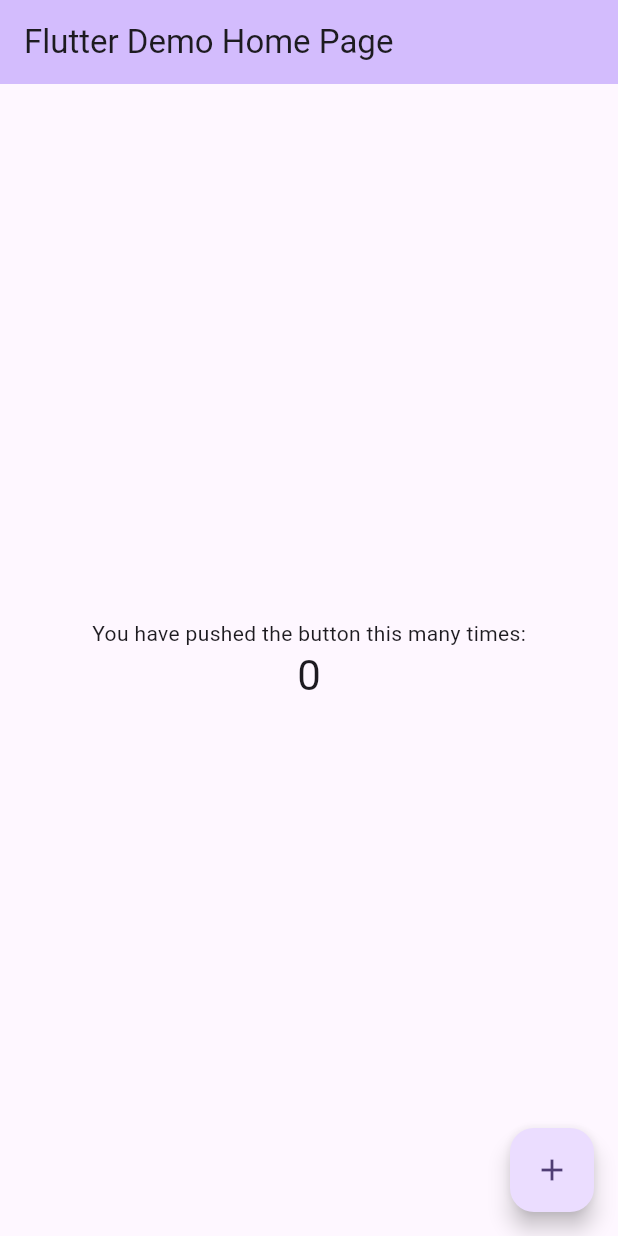
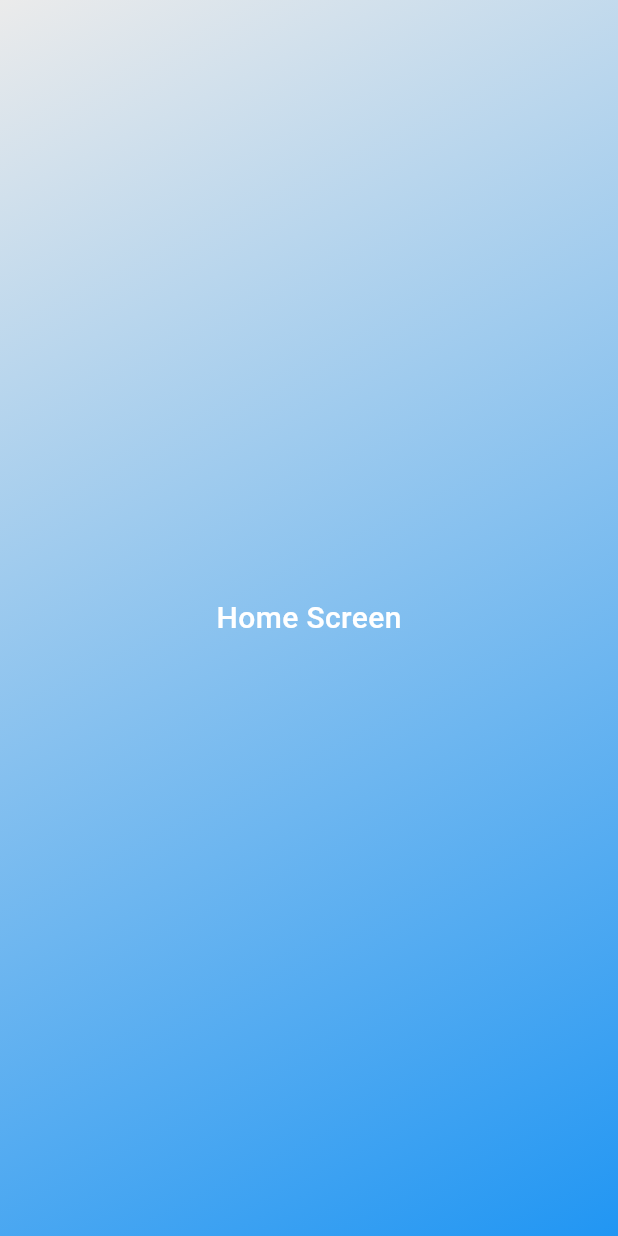
Before and after one commit to ajourney99/fine_dust_tracker, a Flutter app: the screen it shows after launch, on a phone screen of 412 x 824 dp. Run offline on Flutter 3.47's test engine with Material 3 defaults, Android fonts, the light colour scheme and no system bars.

Commit message:
feat: Add home screen

```diff
--- a/lib/main.dart
+++ b/lib/main.dart
@@ -1,3 +1,4 @@
+import 'package:fine_dust_tracker/screens/home_screen.dart';
 import 'package:flutter/material.dart';
 
 void main() {
@@ -7,119 +8,18 @@
 class MyApp extends StatelessWidget {
   const MyApp({super.key});
 
-  // This widget is the root of your application.
   @override
   Widget build(BuildContext context) {
     return MaterialApp(
-      title: 'Flutter Demo',
+      home: const HomeScreen(),
       theme: ThemeData(
-        // This is the theme of your application.
-        //
-        // TRY THIS: Try running your application with "flutter run". You'll see
-        // the application has a purple toolbar. Then, without quitting the app,
-        // try changing the seedColor in the colorScheme below to Colors.green
-        // and then invoke "hot reload" (save your changes or press the "hot
-        // reload" button in a Flutter-supported IDE, or press "r" if you used
-        // the command line to start the app).
-        //
-        // Notice that the counter didn't reset back to zero; the application
-        // state is not lost during the reload. To reset the state, use hot
-        // restart instead.
-        //
-        // This works for code too, not just values: Most code changes can be
-        // tested with just a hot reload.
-        colorScheme: ColorScheme.fromSeed(seedColor: Colors.deepPurple),
-        useMaterial3: true,
+        primaryColor: Colors.white,
+        textTheme: Theme.of(context).textTheme.apply(
+              bodyColor: Colors.white,
+              displayColor: Colors.white,
+            ),
+        iconTheme: const IconThemeData(color: Colors.white),
       ),
-      home: const MyHomePage(title: 'Flutter Demo Home Page'),
     );
   }
 }
-
-class MyHomePage extends StatefulWidget {
-  const MyHomePage({super.key, required this.title});
-
-  // This widget is the home page of your application. It is stateful, meaning
-  // that it has a State object (defined below) that contains fields that affect
-  // how it looks.
-
-  // This class is the configuration for the state. It holds the values (in this
-  // case the title) provided by the parent (in this case the App widget) and
-  // used by the build method of the State. Fields in a Widget subclass are
-  // always marked "final".
-
-  final String title;
-
-  @override
-  State<MyHomePage> createState() => _MyHomePageState();
-}
-
-class _MyHomePageState extends State<MyHomePage> {
-  int _counter = 0;
-
-  void _incrementCounter() {
-    setState(() {
-      // This call to setState tells the Flutter framework that something has
-      // changed in this State, which causes it to rerun the build method below
-      // so that the display can reflect the updated values. If we changed
-      // _counter without calling setState(), then the build method would not be
-      // called again, and so nothing would appear to happen.
-      _counter++;
-    });
-  }
-
-  @override
-  Widget build(BuildContext context) {
-    // This method is rerun every time setState is called, for instance as done
-    // by the _incrementCounter method above.
-    //
-    // The Flutter framework has been optimized to make rerunning build methods
-    // fast, so that you can just rebuild anything that needs updating rather
-    // than having to individually change instances of widgets.
-    return Scaffold(
-      appBar: AppBar(
-        // TRY THIS: Try changing the color here to a specific color (to
-        // Colors.amber, perhaps?) and trigger a hot reload to see the AppBar
-        // change color while the other colors stay the same.
-        backgroundColor: Theme.of(context).colorScheme.inversePrimary,
-        // Here we take the value from the MyHomePage object that was created by
-        // the App.build method, and use it to set our appbar title.
-        title: Text(widget.title),
-      ),
-      body: Center(
-        // Center is a layout widget. It takes a single child and positions it
-        // in the middle of the parent.
-        child: Column(
-          // Column is also a layout widget. It takes a list of children and
-          // arranges them vertically. By default, it sizes itself to fit its
-          // children horizontally, and tries to be as tall as its parent.
-          //
-          // Column has various properties to control how it sizes itself and
-          // how it positions its children. Here we use mainAxisAlignment to
-          // center the children vertically; the main axis here is the vertical
-          // axis because Columns are vertical (the cross axis would be
-          // horizontal).
-          //
-          // TRY THIS: Invoke "debug painting" (choose the "Toggle Debug Paint"
-          // action in the IDE, or press "p" in the console), to see the
-          // wireframe for each widget.
-          mainAxisAlignment: MainAxisAlignment.center,
-          children: <Widget>[
-            const Text(
-              'You have pushed the button this many times:',
-            ),
-            Text(
-              '$_counter',
-              style: Theme.of(context).textTheme.headlineMedium,
-            ),
-          ],
-        ),
-      ),
-      floatingActionButton: FloatingActionButton(
-        onPressed: _incrementCounter,
-        tooltip: 'Increment',
-        child: const Icon(Icons.add),
-      ), // This trailing comma makes auto-formatting nicer for build methods.
-    );
-  }
-}
--- /dev/null
+++ b/lib/screens/home_screen.dart
@@ -0,0 +1,37 @@
+import 'package:flutter/material.dart';
+
+class HomeScreen extends StatelessWidget {
+  const HomeScreen({super.key});
+
+  @override
+  Widget build(BuildContext context) {
+    return Scaffold(
+      body: Container(
+        decoration: const BoxDecoration(
+          gradient: LinearGradient(
+            begin: Alignment.bottomRight,
+            end: Alignment.topLeft,
+            colors: [
+              Colors.blue,
+              Color.fromARGB(255, 235, 235, 235),
+            ],
+          ),
+        ),
+        child: const Center(
+          child: Column(
+            mainAxisAlignment: MainAxisAlignment.center,
+            children: [
+              Text(
+                'Home Screen',
+                style: TextStyle(
+                  fontSize: 20,
+                  fontWeight: FontWeight.w500,
+                ),
+              ),
+            ],
+          ),
+        ),
+      ),
+    );
+  }
+}
```
